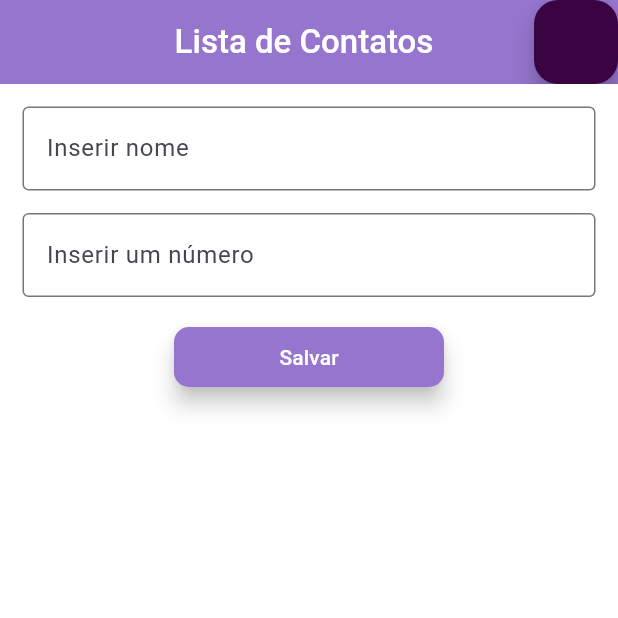
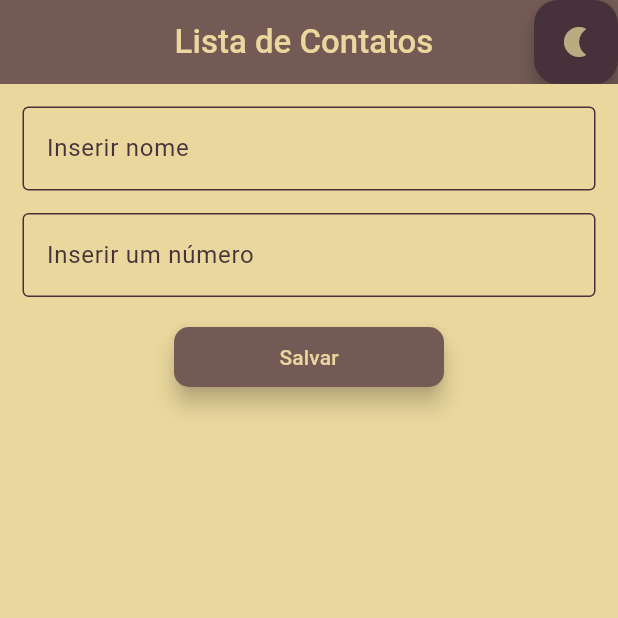
Before and after one commit to ricardoo-azevedo/Atividade_Emerson_bd_em_Memoria, a Flutter app: the screen it shows after launch, on a phone screen of 412 x 824 dp, the top half of it. Run offline on Flutter 3.47's test engine with Material 3 defaults, Android fonts, the phone set to English and light mode, and no system bars; our stand-ins replace shared_preferences.

Commit message:
Finalização

```diff
--- a/lib/home_page.dart
+++ b/lib/home_page.dart
@@ -14,19 +14,16 @@ class _HomePageState extends State<HomePage> {
   final List<String> _contatos = [];
   final _formKey = GlobalKey<FormState>();
 
-  Color corFundo = Colors.white;
+  Color corFundo = const Color(0xffe9d79d);
   Color corTexto = Colors.black;
-  Color? corBotao = Color.fromARGB(255, 58, 4, 67);
-
-
+  Color? corBotao = const Color(0xff47323b);
+  Color formField = const Color(0xff47323b);
 
   @override
   void initState() {
     super.initState();
     _loadData();
   }
-
-
 
   Future<void> _saveData() async {
     if (_formKey.currentState!.validate()) {
@@ -54,26 +51,24 @@ class _HomePageState extends State<HomePage> {
     setState(() {
       _contatos.removeAt(index);
     });
-
     final prefs = await SharedPreferences.getInstance();
     await prefs.setStringList('contatos', _contatos);
   }
 
-  void mudarCor(){
+  void mudarCor() {
     setState(() {
-      if(corFundo == Colors.white){
-      corFundo = Color.fromARGB(255, 58, 4, 67);
-      corTexto = Colors.white;
-      corBotao = Colors.deepPurple[200];
-    }else if(corFundo == Color.fromARGB(255, 58, 4, 67)){
-      corFundo = Colors.white;
-      corTexto = Color.fromARGB(255, 58, 4, 67);
-      corBotao = Color.fromARGB(255, 58, 4, 67);
-    }
+      if (corFundo == const Color(0xffe9d79d)) {
+        corFundo = const Color(0xff47323b);
+        corTexto = const Color(0xffe9d79d);
+        corBotao = const Color(0xffb0764f);
+        formField = corBotao!;
+      } else if (corFundo == const Color(0xff47323b)) {
+        corFundo = const Color(0xffe9d79d);
+        corTexto = Colors.black;
+        corBotao = const Color(0xff47323b);
+        formField = corBotao!;
+      }
     });
-
-
-
   }
 
   @override
@@ -82,19 +77,21 @@ class _HomePageState extends State<HomePage> {
       backgroundColor: corFundo,
       appBar: AppBar(
         actions: [
-          FloatingActionButton(onPressed: mudarCor,
-          backgroundColor: corBotao,
+          FloatingActionButton(
+            onPressed: mudarCor,
+            backgroundColor: corBotao,
+            foregroundColor: const Color(0xffbaac81),
+            child: const Icon(Icons.nightlight_rounded),
           ),
         ],
-        backgroundColor: Colors.deepPurple[300],
+        backgroundColor: const Color(0xff735a55),
         title: const Center(
           child: Text(
             "         Lista de Contatos",
             style: TextStyle(
               fontWeight: FontWeight.w500,
-              color: Colors.white,
-              ),
-
+              color: Color(0xffe9d79d),
+            ),
           ),
         ),
       ),
@@ -105,24 +102,26 @@ class _HomePageState extends State<HomePage> {
             Padding(
               padding: const EdgeInsets.all(15),
               child: TextFormField(
-                style:  TextStyle(
+                style: TextStyle(
                   color: corTexto,
                 ),
-                decoration: const InputDecoration(
-
-                    labelText: "Inserir nome",
-                    border: OutlineInputBorder(
-                    borderSide: BorderSide(
-                      color: Colors.white
-                    )
+                decoration: InputDecoration(
+                  labelText: "Inserir nome",
+                  labelStyle: TextStyle(color: formField),
+                  enabledBorder: OutlineInputBorder(
+                    borderSide: BorderSide(color: formField),
                   ),
+                  focusedBorder: OutlineInputBorder(
+                    borderSide: BorderSide(color: formField),
                   ),
-
-
-
-
+                  errorBorder: const OutlineInputBorder(
+                    borderSide: BorderSide(color: Colors.red),
+                  ),
+                  focusedErrorBorder: const OutlineInputBorder(
+                    borderSide: BorderSide(color: Colors.red),
+                  ),
+                ),
                 controller: _controller1,
-
                 validator: (value) {
                   if (value == null || value.isEmpty) {
                     return "Digite algum nome!";
@@ -141,13 +140,24 @@ class _HomePageState extends State<HomePage> {
               padding: const EdgeInsets.symmetric(horizontal: 15),
               child: TextFormField(
                 controller: _controller2,
-                style:  TextStyle(
+                style: TextStyle(
                   color: corTexto,
                 ),
-                decoration: const InputDecoration(
+                decoration: InputDecoration(
                   labelText: "Inserir um número",
-
-                  border: OutlineInputBorder(),
+                  labelStyle: TextStyle(color: formField),
+                  enabledBorder: OutlineInputBorder(
+                    borderSide: BorderSide(color: formField),
+                  ),
+                  focusedBorder: OutlineInputBorder(
+                    borderSide: BorderSide(color: formField),
+                  ),
+                  errorBorder: const OutlineInputBorder(
+                    borderSide: BorderSide(color: Colors.red),
+                  ),
+                  focusedErrorBorder: const OutlineInputBorder(
+                    borderSide: BorderSide(color: Colors.red),
+                  ),
                 ),
                 validator: (value) {
                   if (value == null || value.isEmpty) {
@@ -156,7 +166,7 @@ class _HomePageState extends State<HomePage> {
                   if (value.length < 4) {
                     return "Adicione um número maior!";
                   }
-                  if (value.length > 18) {
+                  if (value.length > 25) {
                     return "Adicione um número menor!";
                   }
                   return null;
@@ -170,13 +180,13 @@ class _HomePageState extends State<HomePage> {
               height: 40,
               child: FloatingActionButton(
                 onPressed: _saveData,
-                backgroundColor: Colors.deepPurple[300],
+                backgroundColor: const Color(0xff735a55),
                 shape: RoundedRectangleBorder(
                   borderRadius: BorderRadius.circular(10),
                 ),
                 child: const Text(
                   "Salvar",
-                  style: TextStyle(color: Colors.white),
+                  style: TextStyle(color: Color(0xffe9d79d)),
                 ),
               ),
             ),
@@ -189,13 +199,13 @@ class _HomePageState extends State<HomePage> {
                     margin: const EdgeInsets.symmetric(horizontal: 10, vertical: 5),
                     padding: const EdgeInsets.all(10),
                     decoration: BoxDecoration(
-                      color: Colors.deepPurple[100],
+                      color: const Color(0xffbaac81),
                       borderRadius: BorderRadius.circular(10),
                     ),
                     child: ListTile(
                       title: Text(_contatos[index]),
                       trailing: IconButton(
-                        icon: const Icon(Icons.delete, color: Colors.deepPurple),
+                        icon: const Icon(Icons.delete, color: Color(0xff5c4657)),
                         onPressed: () {
                           _removeData(index);
                         },
```
